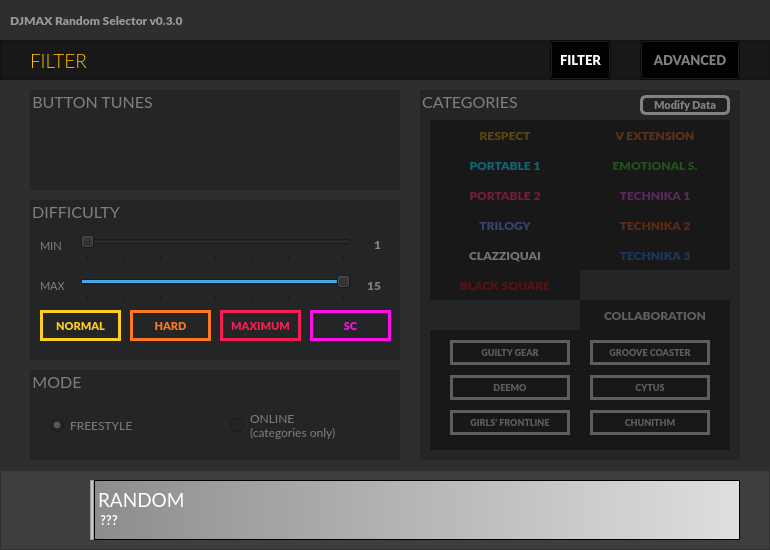
Old version of the form selector_ui.ui in the repository wowvv0w/djmax-random-selector.
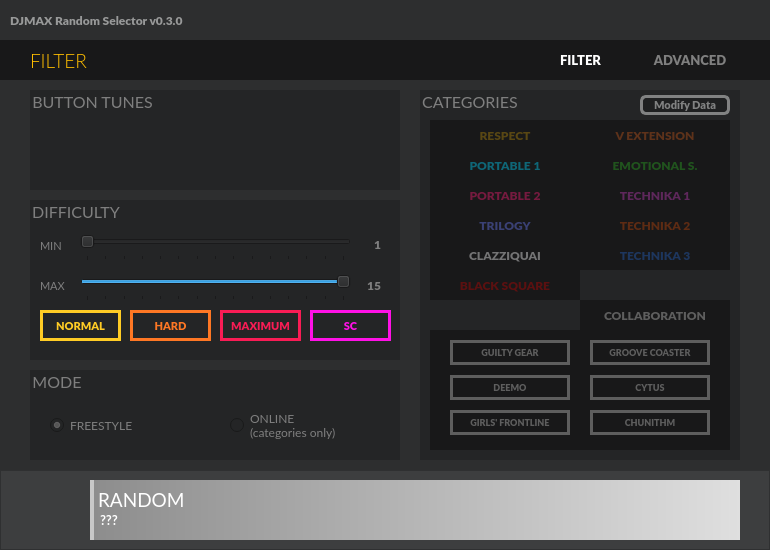
New version of the form. Icons and pictures are not drawn.

Patch:
```diff
--- a/selector_ui.ui
+++ b/selector_ui.ui
@@ -1588,7 +1588,8 @@
     </property>
     <property name="styleSheet">
      <string notr="true">background-color: #181819;
-color: #7f7f7f;</string>
+color: #7f7f7f;
+border:none;</string>
     </property>
     <property name="frameShape">
      <enum>QFrame::StyledPanel</enum>
@@ -1725,10 +1726,13 @@
       <string notr="true">background-color:qlineargradient(spread:pad, x1:0, y1:0, x2:1, y2:0, stop:0 rgba(141, 141, 141, 255), stop:1 rgba(223, 223, 223, 255))</string>
      </property>
      <property name="frameShape">
-      <enum>QFrame::StyledPanel</enum>
+      <enum>QFrame::NoFrame</enum>
      </property>
      <property name="frameShadow">
-      <enum>QFrame::Raised</enum>
+      <enum>QFrame::Plain</enum>
+     </property>
+     <property name="lineWidth">
+      <number>0</number>
      </property>
      <widget class="QLabel" name="selectedTitle">
       <property name="geometry">
@@ -1827,10 +1831,13 @@
       <string notr="true">background-color:#c8c8c8</string>
      </property>
      <property name="frameShape">
-      <enum>QFrame::StyledPanel</enum>
+      <enum>QFrame::NoFrame</enum>
      </property>
      <property name="frameShadow">
-      <enum>QFrame::Raised</enum>
+      <enum>QFrame::Plain</enum>
+     </property>
+     <property name="lineWidth">
+      <number>0</number>
      </property>
     </widget>
     <widget class="QFrame" name="ifCollab">
```
Left out of the diff: 27 changed lines with no effect on the pictures.
